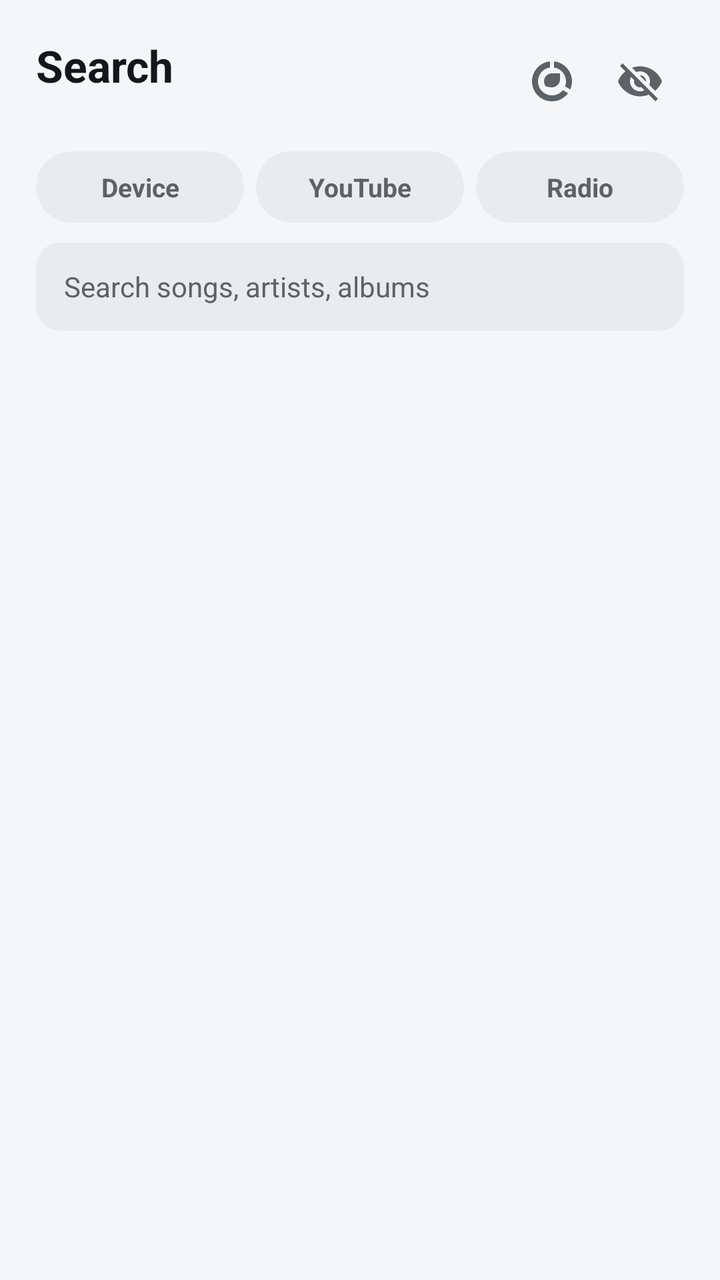
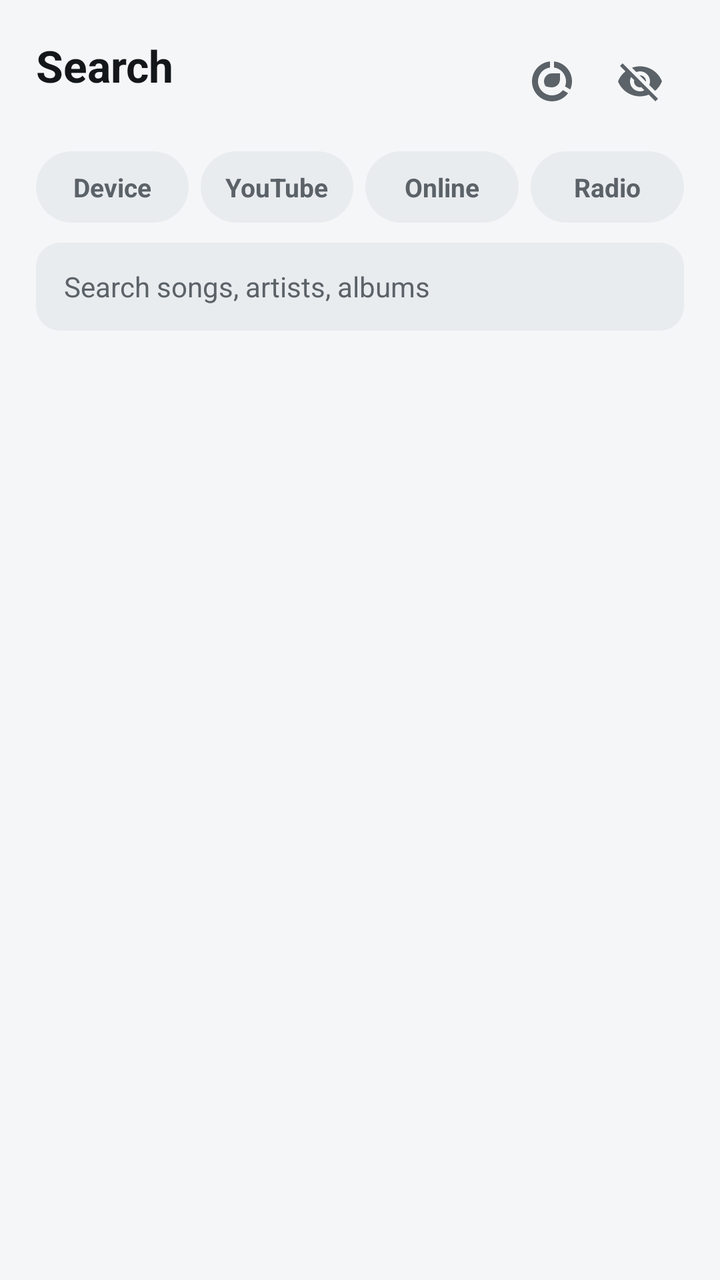

Screens rendered from an Android XML layout before and after an edit, with the pre-edit source and the edit as a unified diff.
<!-- AndroidManifest.xml: application theme Theme.FXSoundLite -->
<!-- res/layout/fragment_music.xml -->
<?xml version="1.0" encoding="utf-8"?>
<LinearLayout xmlns:android="http://schemas.android.com/apk/res/android"
    android:layout_width="match_parent"
    android:layout_height="match_parent"
    android:background="?attr/colorBg"
    android:orientation="vertical">

    <LinearLayout
        android:layout_width="match_parent"
        android:layout_height="wrap_content"
        android:orientation="vertical"
        android:paddingHorizontal="18dp"
        android:paddingTop="18dp"
        android:paddingBottom="8dp">

        
        <LinearLayout
            android:layout_width="match_parent"
            android:layout_height="wrap_content"
            android:gravity="center_vertical"
            android:orientation="horizontal">

            <LinearLayout
                android:layout_width="0dp"
                android:layout_height="wrap_content"
                android:layout_weight="1"
                android:orientation="vertical">

                <TextView
                    android:layout_width="wrap_content"
                    android:layout_height="wrap_content"
                    android:text="@string/music_title"
                    android:textColor="?attr/colorTextPrimary"
                    android:textSize="22sp"
                    android:textStyle="bold" />

                <TextView
                    android:id="@+id/musicCount"
                    android:layout_width="wrap_content"
                    android:layout_height="wrap_content"
                    android:textColor="?attr/colorTextSecondary"
                    android:textSize="12sp" />
            </LinearLayout>

            
            <TextView
                android:id="@+id/dataUsedText"
                android:layout_width="wrap_content"
                android:layout_height="wrap_content"
                android:layout_marginEnd="2dp"
                android:background="?android:attr/selectableItemBackground"
                android:padding="6dp"
                android:textColor="?attr/colorAccent"
                android:textSize="12sp"
                android:textStyle="bold"
                android:visibility="gone" />

            <ImageButton
                android:id="@+id/saverButton"
                android:layout_width="44dp"
                android:layout_height="44dp"
                android:background="?android:attr/selectableItemBackgroundBorderless"
                android:contentDescription="@string/saver_switch_label"
                android:padding="10dp"
                android:src="@drawable/ic_data_saver"
                android:tint="?attr/colorTextSecondary" />

            
            <ImageButton
                android:id="@+id/privateButton"
                android:layout_width="44dp"
                android:layout_height="44dp"
                android:background="?android:attr/selectableItemBackgroundBorderless"
                android:contentDescription="@string/private_mode_desc"
                android:padding="10dp"
                android:src="@drawable/ic_private"
                android:tint="?attr/colorTextSecondary" />
        </LinearLayout>

        
        <LinearLayout
            android:id="@+id/sourceTabs"
            android:layout_width="match_parent"
            android:layout_height="wrap_content"
            android:layout_marginTop="12dp"
            android:orientation="horizontal">

            <TextView
                android:id="@+id/tabLocal"
                android:layout_width="0dp"
                android:layout_height="wrap_content"
                android:layout_marginEnd="6dp"
                android:layout_weight="1"
                android:gravity="center"
                android:background="@drawable/chip_bg"
                android:clickable="true"
                android:focusable="true"
                android:paddingHorizontal="6dp"
                android:paddingVertical="9dp"
                android:text="@string/source_local"
                android:textColor="@color/chip_text_color"
                android:textSize="13sp"
                android:textStyle="bold" />
            <TextView
                android:id="@+id/tabYoutube"
                android:layout_width="0dp"
                android:layout_height="wrap_content"
                android:layout_marginEnd="6dp"
                android:layout_weight="1"
                android:gravity="center"
                android:background="@drawable/chip_bg"
                android:clickable="true"
                android:focusable="true"
                android:paddingHorizontal="6dp"
                android:paddingVertical="9dp"
                android:text="@string/source_youtube"
                android:textColor="@color/chip_text_color"
                android:textSize="13sp"
                android:textStyle="bold" />
            <TextView
                android:id="@+id/tabRadio"
                android:layout_width="0dp"
                android:layout_height="wrap_content"
                android:layout_marginEnd="0dp"
                android:layout_weight="1"
                android:gravity="center"
                android:background="@drawable/chip_bg"
                android:clickable="true"
                android:focusable="true"
                android:paddingHorizontal="6dp"
                android:paddingVertical="9dp"
                android:text="@string/source_radio"
                android:textColor="@color/chip_text_color"
                android:textSize="13sp"
                android:textStyle="bold" />
        </LinearLayout>

        
        <TextView
            android:id="@+id/radioSourceButton"
            android:layout_width="wrap_content"
            android:layout_height="wrap_content"
            android:layout_marginTop="10dp"
            android:background="@drawable/chip_bg"
            android:clickable="true"
            android:focusable="true"
            android:paddingHorizontal="16dp"
            android:paddingVertical="8dp"
            android:textColor="@color/chip_text_color"
            android:textSize="13sp"
            android:textStyle="bold"
            android:visibility="gone" />

        <LinearLayout
            android:layout_width="match_parent"
            android:layout_height="wrap_content"
            android:layout_marginTop="10dp"
            android:gravity="center_vertical"
            android:orientation="horizontal">

            <EditText
                android:id="@+id/searchInput"
                android:layout_width="0dp"
                android:layout_height="44dp"
                android:layout_weight="1"
                android:background="@drawable/input_bg"
                android:hint="@string/music_search_hint"
                android:imeOptions="actionSearch"
                android:importantForAutofill="no"
                android:inputType="text"
                android:maxLines="1"
                android:paddingHorizontal="14dp"
                android:textColor="?attr/colorTextPrimary"
                android:textColorHint="?attr/colorTextSecondary"
                android:textSize="14sp" />

            
            <ImageButton
                android:id="@+id/filterButton"
                android:layout_width="44dp"
                android:layout_height="44dp"
                android:layout_marginStart="6dp"
                android:background="?android:attr/selectableItemBackgroundBorderless"
                android:contentDescription="@string/filter_title"
                android:padding="10dp"
                android:src="@drawable/ic_filter"
                android:tint="?attr/colorTextSecondary"
                android:visibility="gone" />

        </LinearLayout>
    </LinearLayout>

    <FrameLayout
        android:layout_width="match_parent"
        android:layout_height="0dp"
        android:layout_weight="1">

        <androidx.recyclerview.widget.RecyclerView
            android:id="@+id/trackList"
            android:layout_width="match_parent"
            android:layout_height="match_parent"
            android:clipToPadding="false"
            android:paddingBottom="74dp" />

        <ProgressBar
            android:id="@+id/searchProgress"
            style="?android:attr/progressBarStyle"
            android:layout_width="32dp"
            android:layout_height="32dp"
            android:layout_gravity="center"
            android:indeterminateTint="?attr/colorAccent"
            android:visibility="gone" />

        <LinearLayout
            android:id="@+id/emptyPanel"
            android:layout_width="match_parent"
            android:layout_height="match_parent"
            android:gravity="center"
            android:orientation="vertical"
            android:padding="32dp"
            android:visibility="gone">

            <TextView
                android:id="@+id/emptyText"
                android:layout_width="wrap_content"
                android:layout_height="wrap_content"
                android:gravity="center"
                android:textColor="?attr/colorTextSecondary"
                android:textSize="14sp" />

            <TextView
                android:id="@+id/actionButton"
                android:layout_width="wrap_content"
                android:layout_height="wrap_content"
                android:layout_marginTop="16dp"
                android:background="@drawable/eq_button_bg"
                android:clickable="true"
                android:focusable="true"
                android:paddingHorizontal="26dp"
                android:paddingVertical="10dp"
                android:text="@string/music_allow_access"
                android:textColor="?attr/colorOnAccent"
                android:textSize="14sp"
                android:textStyle="bold"
                android:visibility="gone" />
        </LinearLayout>
    </FrameLayout>

    
    <LinearLayout
        android:visibility="gone"
        android:layout_width="match_parent"
        android:layout_height="wrap_content"
        android:layout_margin="12dp"
        android:background="@drawable/card_bg"
        android:orientation="vertical"
        android:padding="14dp">

        <LinearLayout
            android:layout_width="match_parent"
            android:layout_height="wrap_content"
            android:gravity="center_vertical"
            android:orientation="horizontal">

            <ImageView
                android:id="@+id/nowArt"
                android:layout_width="52dp"
                android:layout_height="52dp"
                android:background="@drawable/art_bg"
                android:importantForAccessibility="no"
                android:padding="13dp"
                android:scaleType="centerCrop"
                android:src="@drawable/ic_music"
                android:tint="?attr/colorTextSecondary" />

            <LinearLayout
                android:layout_width="0dp"
                android:layout_height="wrap_content"
                android:layout_marginStart="12dp"
                android:layout_weight="1"
                android:orientation="vertical">

                <TextView
                    android:id="@+id/nowTitle"
                    android:layout_width="match_parent"
                    android:layout_height="wrap_content"
                    android:ellipsize="end"
                    android:maxLines="1"
                    android:text="@string/music_nothing_playing"
                    android:textColor="?attr/colorTextPrimary"
                    android:textSize="15sp"
                    android:textStyle="bold" />

                <TextView
                    android:id="@+id/nowArtist"
                    android:layout_width="match_parent"
                    android:layout_height="wrap_content"
                    android:layout_marginTop="2dp"
                    android:ellipsize="end"
                    android:maxLines="1"
                    android:textColor="?attr/colorTextSecondary"
                    android:textSize="12sp" />
            </LinearLayout>
        </LinearLayout>

        <SeekBar
            android:id="@+id/progressSeek"
            android:layout_width="match_parent"
            android:layout_height="wrap_content"
            android:layout_marginTop="8dp"
            android:progressTint="?attr/colorAccent"
            android:thumbTint="?attr/colorAccent" />

        <RelativeLayout
            android:layout_width="match_parent"
            android:layout_height="wrap_content"
            android:paddingHorizontal="4dp">

            <TextView
                android:id="@+id/timeElapsed"
                android:layout_width="wrap_content"
                android:layout_height="wrap_content"
                android:text="0:00"
                android:textColor="?attr/colorTextSecondary"
                android:textSize="11sp" />

            <TextView
                android:id="@+id/timeTotal"
                android:layout_width="wrap_content"
                android:layout_height="wrap_content"
                android:layout_alignParentEnd="true"
                android:text="0:00"
                android:textColor="?attr/colorTextSecondary"
                android:textSize="11sp" />
        </RelativeLayout>

        <LinearLayout
            android:layout_width="match_parent"
            android:layout_height="wrap_content"
            android:layout_marginTop="4dp"
            android:gravity="center"
            android:orientation="horizontal">

            <ImageButton
                android:id="@+id/shuffleButton"
                android:layout_width="48dp"
                android:layout_height="48dp"
                android:background="?android:attr/selectableItemBackgroundBorderless"
                android:contentDescription="@string/music_shuffle"
                android:padding="12dp"
                android:src="@drawable/ic_shuffle"
                android:tint="?attr/colorTextSecondary" />

            <ImageButton
                android:id="@+id/prevButton"
                android:layout_width="52dp"
                android:layout_height="52dp"
                android:background="?android:attr/selectableItemBackgroundBorderless"
                android:contentDescription="@string/music_previous"
                android:padding="12dp"
                android:src="@drawable/ic_prev"
                android:tint="?attr/colorTextPrimary" />

            <ImageButton
                android:id="@+id/playPauseButton"
                android:layout_width="60dp"
                android:layout_height="60dp"
                android:layout_marginHorizontal="6dp"
                android:background="@drawable/eq_button_bg"
                android:contentDescription="@string/music_play_pause"
                android:padding="16dp"
                android:src="@drawable/ic_play"
                android:tint="?attr/colorOnAccent" />

            <ImageButton
                android:id="@+id/nextButton"
                android:layout_width="52dp"
                android:layout_height="52dp"
                android:background="?android:attr/selectableItemBackgroundBorderless"
                android:contentDescription="@string/music_next"
                android:padding="12dp"
                android:src="@drawable/ic_next"
                android:tint="?attr/colorTextPrimary" />

            <ImageButton
                android:id="@+id/repeatButton"
                android:layout_width="48dp"
                android:layout_height="48dp"
                android:background="?android:attr/selectableItemBackgroundBorderless"
                android:contentDescription="@string/music_repeat"
                android:padding="12dp"
                android:src="@drawable/ic_repeat"
                android:tint="?attr/colorTextSecondary" />
        </LinearLayout>
    </LinearLayout>
</LinearLayout>
<!-- resources referenced by this layout -->
<resources>
  <!-- drawable art_bg (drawable) -->
  <?xml version="1.0" encoding="utf-8"?>
  <shape xmlns:android="http://schemas.android.com/apk/res/android">
      <solid android:color="?attr/colorSurfaceRaised" />
      <corners android:radius="10dp" />
  </shape>
  <!-- drawable card_bg (drawable) -->
  <?xml version="1.0" encoding="utf-8"?>
  <shape xmlns:android="http://schemas.android.com/apk/res/android">
      <solid android:color="?attr/colorSurface" />
      <corners android:radius="16dp" />
  </shape>
  <!-- drawable eq_button_bg (drawable) -->
  <?xml version="1.0" encoding="utf-8"?>
  <shape xmlns:android="http://schemas.android.com/apk/res/android"
      android:shape="rectangle">
      <solid android:color="?attr/colorAccent" />
      <corners android:radius="20dp" />
  </shape>
  <!-- drawable ic_filter (drawable) -->
  <vector xmlns:android="http://schemas.android.com/apk/res/android"
      android:width="24dp"
      android:height="24dp"
      android:viewportWidth="24"
      android:viewportHeight="24">
      <path
          android:fillColor="#FFFFFFFF"
          android:pathData="M10,18h4v-2h-4v2zM3,6v2h18L21,6L3,6zM6,13h12v-2L6,11v2z" />
  </vector>
  <!-- drawable ic_next (drawable) -->
  <vector xmlns:android="http://schemas.android.com/apk/res/android"
      android:width="24dp"
      android:height="24dp"
      android:viewportWidth="24"
      android:viewportHeight="24">
      <path
          android:fillColor="#FFFFFFFF"
          android:pathData="M6,18l8.5,-6L6,6v12zM16,6v12h2V6h-2z" />
  </vector>
  <!-- drawable ic_play (drawable) -->
  <vector xmlns:android="http://schemas.android.com/apk/res/android"
      android:width="24dp"
      android:height="24dp"
      android:viewportWidth="24"
      android:viewportHeight="24">
      <path
          android:fillColor="#FFFFFFFF"
          android:pathData="M8,5v14l11,-7z" />
  </vector>
  <!-- drawable ic_prev (drawable) -->
  <vector xmlns:android="http://schemas.android.com/apk/res/android"
      android:width="24dp"
      android:height="24dp"
      android:viewportWidth="24"
      android:viewportHeight="24">
      <path
          android:fillColor="#FFFFFFFF"
          android:pathData="M6,6h2v12H6zm3.5,6l8.5,6V6z" />
  </vector>
  <!-- drawable input_bg (drawable) -->
  <?xml version="1.0" encoding="utf-8"?>
  <shape xmlns:android="http://schemas.android.com/apk/res/android">
      <solid android:color="?attr/colorSurfaceRaised" />
      <corners android:radius="12dp" />
  </shape>
  <string name="filter_title">Filter</string>
  <string name="music_allow_access">Allow access</string>
  <string name="music_next">Next</string>
  <string name="music_nothing_playing">Nothing playing</string>
  <string name="music_play_pause">Play / pause</string>
  <string name="music_previous">Previous</string>
  <string name="music_repeat">Repeat</string>
  <string name="music_search_hint">Search songs, artists, albums</string>
  <string name="music_shuffle">Shuffle</string>
  <string name="music_title">Search</string>
  <string name="private_mode_desc">Private mode</string>
  <string name="saver_switch_label">Data saver</string>
  <string name="source_local">Device</string>
  <string name="source_radio">Radio</string>
  <string name="source_youtube">YouTube</string>
  <color name="accent_default">#000000</color>
  <color name="light_bg">#F5F6F7</color>
  <color name="light_surface">#FFFFFF</color>
  <color name="light_surface_raised">#E9ECEF</color>
  <color name="light_text_primary">#14171A</color>
  <color name="light_text_secondary">#5B6268</color>
  <color name="light_divider">#DCE0E3</color>
  <color name="light_track_bg">#D6DADE</color>
  <color name="danger">#FF6B6B</color>
  <color name="light_on_accent">#0E1013</color>
  <!-- unchanged entries left out for length: 7 -->
</resources>

<!-- the commit's change to res/layout/fragment_music.xml (unified diff, before → after) -->
@@ -118,6 +118,22 @@
                 android:textSize="13sp"
                 android:textStyle="bold" />
             <TextView
+                android:id="@+id/tabOnline"
+                android:layout_width="0dp"
+                android:layout_height="wrap_content"
+                android:layout_marginEnd="6dp"
+                android:layout_weight="1"
+                android:gravity="center"
+                android:background="@drawable/chip_bg"
+                android:clickable="true"
+                android:focusable="true"
+                android:paddingHorizontal="6dp"
+                android:paddingVertical="9dp"
+                android:text="@string/source_online"
+                android:textColor="@color/chip_text_color"
+                android:textSize="13sp"
+                android:textStyle="bold" />
+            <TextView
                 android:id="@+id/tabRadio"
                 android:layout_width="0dp"
                 android:layout_height="wrap_content"
@@ -152,6 +168,7 @@
             android:visibility="gone" />
 
         <LinearLayout
+            android:id="@+id/searchRow"
             android:layout_width="match_parent"
             android:layout_height="wrap_content"
             android:layout_marginTop="10dp"
@@ -201,6 +218,13 @@
             android:layout_height="match_parent"
             android:clipToPadding="false"
             android:paddingBottom="74dp" />
+
+        
+        <FrameLayout
+            android:id="@+id/onlineContainer"
+            android:layout_width="match_parent"
+            android:layout_height="match_parent"
+            android:visibility="gone" />
 
         <ProgressBar
             android:id="@+id/searchProgress"
<!-- resource entries referenced after the edit -->
@@ -78,6 +78,7 @@
   <string name="private_mode_desc">Private mode</string>
   <string name="saver_switch_label">Data saver</string>
   <string name="source_local">Device</string>
+  <string name="source_online">Online</string>
   <string name="source_radio">Radio</string>
   <string name="source_youtube">YouTube</string>
   <color name="accent_default">#000000</color>
